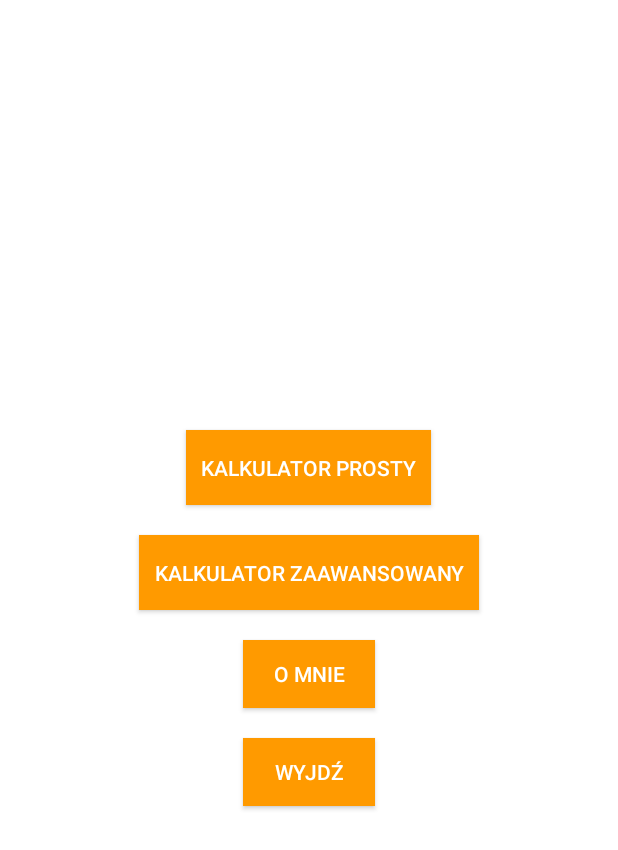
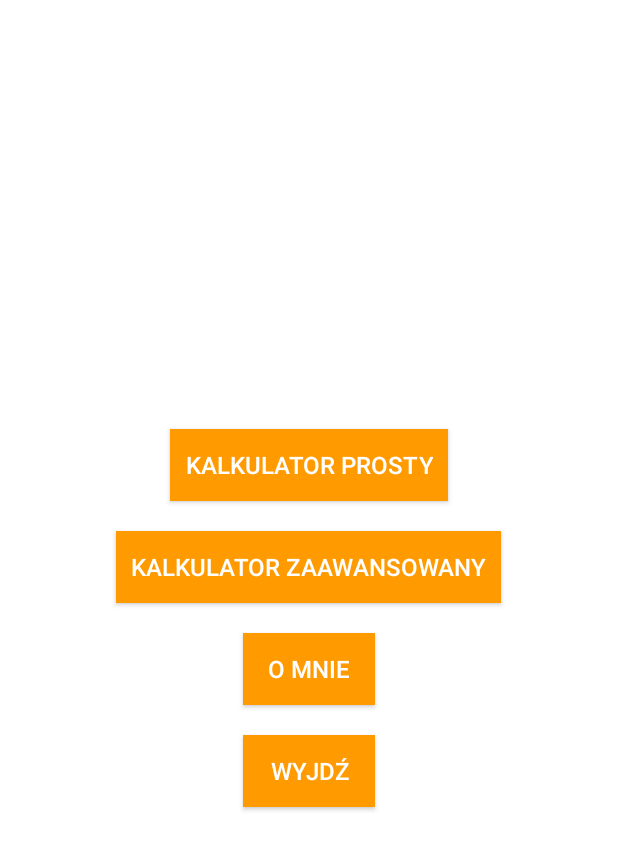
Before and after one commit to m4tiss/calculatorAndroid, an Android app: the screen it shows after launch (MenuActivity), on a phone screen of 412 x 824 dp. Shown: the top 850 px of the screen. Run offline under Robolectric (Android 15) with nearby library versions, the phone set to English and light mode, and no system bars.

Commit message:
add dimens.xml

```diff
--- a/app/src/main/res/layout/about_me_layout.xml
+++ b/app/src/main/res/layout/about_me_layout.xml
@@ -9,7 +9,7 @@
         android:gravity="center"
         android:background="@color/white"
         android:textColor="@color/orange"
-        android:textSize="30sp"
+        android:textSize="@dimen/about_me_font"
         android:text="Aplikacja: Kalkulator\n
      Autor: Mateusz Gwóźdź\n
 Opis: Prosty kalkulator prosty oraz zaawansowany"/>
--- a/app/src/main/res/layout/advanced_calc_layout.xml
+++ b/app/src/main/res/layout/advanced_calc_layout.xml
@@ -23,7 +23,7 @@
             android:paddingRight="40dp"
             android:textColor="@color/white"
             android:layout_weight="1"
-            android:textSize="40sp"
+            android:textSize="@dimen/calc_font"
             tools:ignore="MissingConstraints" />
 
         <TextView
@@ -34,7 +34,7 @@
             android:gravity="end|center"
             android:textColor="@color/white"
             android:paddingRight="40dp"
-            android:textSize="40sp"
+            android:textSize="@dimen/calc_font"
             tools:ignore="MissingConstraints"
             />
 
--- a/app/src/main/res/layout/menu_layout.xml
+++ b/app/src/main/res/layout/menu_layout.xml
@@ -20,36 +20,40 @@
 
         <Button
             android:layout_width="wrap_content"
-            android:layout_height="50dp"
+            android:layout_height="wrap_content"
             android:text="Kalkulator prosty"
             android:layout_marginVertical="10dp"
             android:padding="10dp"
+            android:textSize="@dimen/menu_font"
             android:background="@color/orange"
             android:onClick="goSimpleCalculator"
             />
         <Button
             android:layout_width="wrap_content"
-            android:layout_height="50dp"
+            android:layout_height="wrap_content"
             android:text="Kalkulator Zaawansowany"
             android:layout_marginVertical="10dp"
+            android:textSize="@dimen/menu_font"
             android:padding="10dp"
             android:background="@color/orange"
             android:onClick="goAdvancedCalculator"
             />
         <Button
             android:layout_width="wrap_content"
-            android:layout_height="45dp"
+            android:layout_height="wrap_content"
             android:padding="10dp"
             android:background="@color/orange"
+            android:textSize="@dimen/menu_font"
             android:text="O mnie"
             android:layout_marginVertical="10dp"
             android:onClick="goAboutMe"
             />
         <Button
             android:layout_width="wrap_content"
-            android:layout_height="45dp"
+            android:layout_height="wrap_content"
             android:padding="10dp"
             android:background="@color/orange"
+            android:textSize="@dimen/menu_font"
             android:text="Wyjdź"
             android:layout_marginVertical="10dp"
             android:onClick="exitApp"
--- /dev/null
+++ b/app/src/main/res/values-sw600dp/dimens.xml
@@ -0,0 +1,6 @@
+<?xml version="1.0" encoding="utf-8"?>
+<resources>
+    <dimen name="menu_font">32sp</dimen>
+    <dimen name="calc_font">50sp</dimen>
+    <dimen name="about_me_font">50sp</dimen>
+</resources>
--- /dev/null
+++ b/app/src/main/res/values/dimens.xml
@@ -0,0 +1,6 @@
+<?xml version="1.0" encoding="utf-8"?>
+<resources>
+    <dimen name="menu_font">16sp</dimen>
+    <dimen name="calc_font">16sp</dimen>
+    <dimen name="about_me_font">16sp</dimen>
+</resources>
--- a/app/src/main/res/values/styles.xml
+++ b/app/src/main/res/values/styles.xml
@@ -13,7 +13,7 @@
         <item name="android:layout_width">0dp</item>
         <item name="android:layout_height">match_parent</item>
         <item name="android:background">@drawable/rounded_button_gray</item>
-        <item name="android:textSize">30sp</item>
+        <item name="android:textSize">@dimen/calc_font</item>
         <item name="android:textColor">@color/white</item>
         <item name="android:onClick">numberAction</item>
         <item name="android:layout_margin">5dp</item>
@@ -26,7 +26,7 @@
         <item name="android:layout_width">0dp</item>
         <item name="android:layout_height">match_parent</item>
         <item name="android:background">@drawable/rounded_button_orange</item>
-        <item name="android:textSize">30sp</item>
+        <item name="android:textSize">@dimen/calc_font</item>
         <item name="android:textColor">@color/white</item>
         <item name="android:onClick">operationAction</item>
         <item name="android:layout_margin">5dp</item>
@@ -37,7 +37,7 @@
         <item name="android:layout_width">0dp</item>
         <item name="android:layout_height">match_parent</item>
         <item name="android:background">@drawable/rounded_button_red</item>
-        <item name="android:textSize">30sp</item>
+        <item name="android:textSize">@dimen/calc_font</item>
         <item name="android:textColor">@color/white</item>
         <item name="android:onClick">operationAction</item>
         <item name="android:layout_margin">5dp</item>
```
Also changed, not shown: 2 other files.
